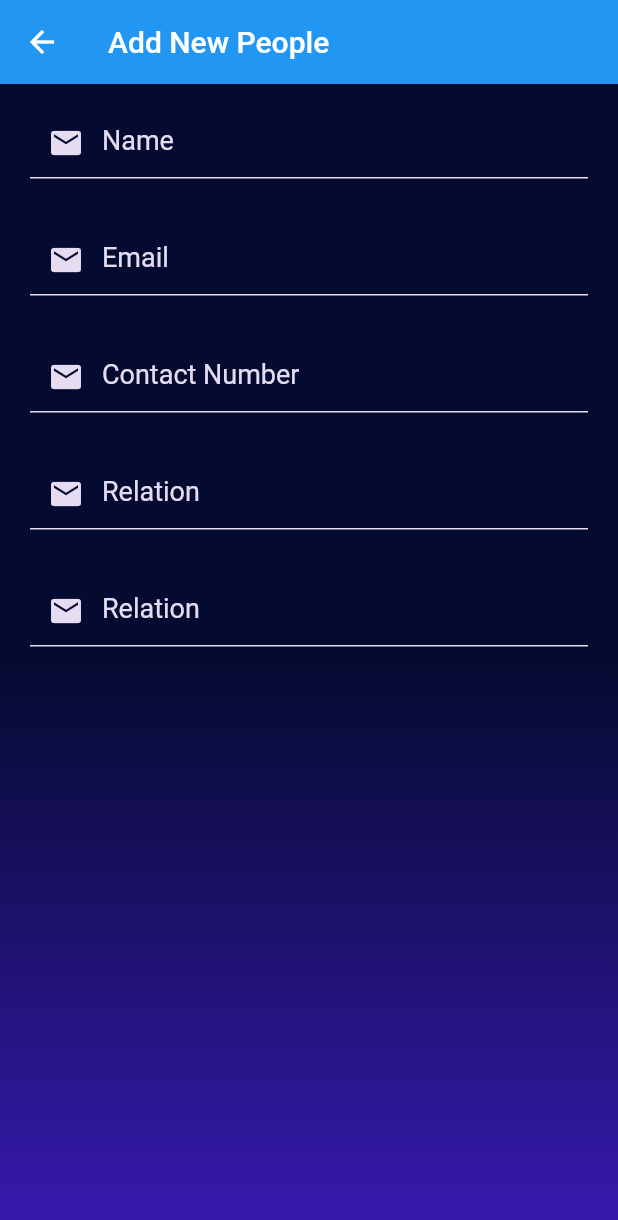
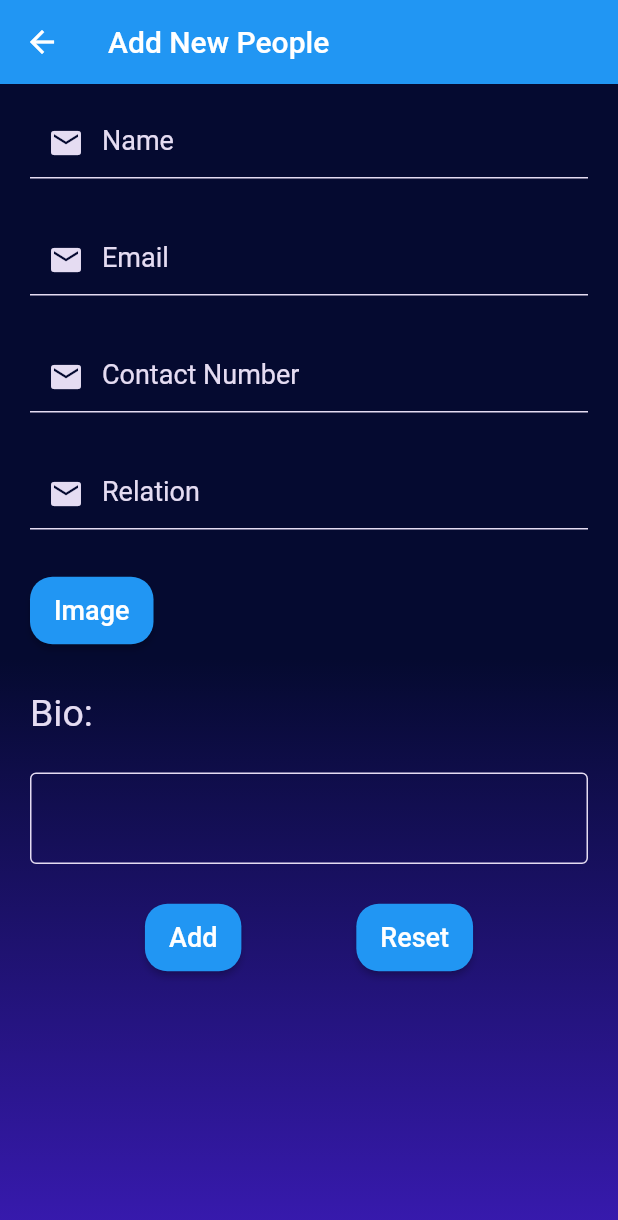
Before and after one commit to Sujan10joshi/My-People-Flutter-App, a Flutter app: the AddNewPeople screen opened directly, on a phone screen of 412 x 824 dp. Shown: the top 1220 px of the screen. Run offline on Flutter 3.47's test engine with Material 2 defaults, Android fonts, the phone set to English and light mode, and no system bars; our stand-ins replace firebase_auth, firebase_core; accounts and stored records are empty.

Commit message:
fourth commit

```diff
--- a/lib/pages/add_new_people.dart
+++ b/lib/pages/add_new_people.dart
@@ -1,7 +1,5 @@
-import 'dart:html';
-
 import 'package:flutter/material.dart';
-import 'package:image_picker/image_picker.dart';
+// import 'package:image_picker/image_picker.dart';
 
 class AddNewPeople extends StatefulWidget {
   const AddNewPeople({Key? key}) : super(key: key);
@@ -49,8 +47,10 @@ class _AddNewPeopleState extends State<AddNewPeople> {
                 _newEmailField(),
                 _newContactNumberField(),
                 _relationField(),
-                _nextField(),
-                // _imageFromGallery(),
+                _pickImageButton(),
+                _bioText(),
+                _bioTextField(),
+                _addButton(),
               ],
             ),
           ),
@@ -175,9 +175,51 @@ class _AddNewPeopleState extends State<AddNewPeople> {
     );
   }
 
-  _nextField() {
+  _pickImageButton() {
     return Padding(
       padding: const EdgeInsets.symmetric(horizontal: 20.0, vertical: 15.0),
+      child: Row(
+        children: [
+          ElevatedButton(
+            child: const Text(
+              'Image',
+              style: TextStyle(
+                fontSize: 18.0,
+              ),
+            ),
+            style: ElevatedButton.styleFrom(
+              minimumSize: const Size(0.0, 45.0),
+              shape: RoundedRectangleBorder(
+                borderRadius: BorderRadius.circular(15.0),
+              ),
+            ),
+            onPressed: () {},
+          ),
+        ],
+      ),
+    );
+  }
+
+  _bioText() {
+    return Padding(
+      padding: const EdgeInsets.symmetric(horizontal: 20.0, vertical: 15.0),
+      child: Row(
+        children: const [
+          Text(
+            'Bio:',
+            style: TextStyle(
+              fontSize: 25.0,
+              color: Color(0xffe5dcf2),
+            ),
+          ),
+        ],
+      ),
+    );
+  }
+
+  _bioTextField() {
+    return Padding(
+      padding: const EdgeInsets.symmetric(horizontal: 20.0, vertical: 10.0),
       child: Column(
         children: [
           TextFormField(
@@ -187,17 +229,51 @@ class _AddNewPeopleState extends State<AddNewPeople> {
             ),
             keyboardType: TextInputType.text,
             decoration: const InputDecoration(
-                enabledBorder: UnderlineInputBorder(
-                  borderSide: BorderSide(color: Color(0xffe5dcf2)),
-                ),
-                hintText: "Relation",
-                hintStyle: TextStyle(
-                  color: Color(0xffe5dcf2),
-                ),
-                prefixIcon: Icon(
-                  Icons.mail,
-                  color: Color(0xffe5dcf2),
-                )),
+              enabledBorder: OutlineInputBorder(
+                borderSide: BorderSide(color: Color(0xffe5dcf2)),
+              ),
+            ),
+          ),
+        ],
+      ),
+    );
+  }
+
+  _addButton() {
+    return Padding(
+      padding: const EdgeInsets.symmetric(horizontal: 20.0, vertical: 15.0),
+      child: Row(
+        mainAxisAlignment: MainAxisAlignment.spaceEvenly,
+        children: [
+          ElevatedButton(
+            child: const Text(
+              'Add',
+              style: TextStyle(
+                fontSize: 18.0,
+              ),
+            ),
+            style: ElevatedButton.styleFrom(
+              minimumSize: const Size(0.0, 45.0),
+              shape: RoundedRectangleBorder(
+                borderRadius: BorderRadius.circular(15.0),
+              ),
+            ),
+            onPressed: () {},
+          ),
+          ElevatedButton(
+            child: const Text(
+              'Reset',
+              style: TextStyle(
+                fontSize: 18.0,
+              ),
+            ),
+            style: ElevatedButton.styleFrom(
+              minimumSize: const Size(0.0, 45.0),
+              shape: RoundedRectangleBorder(
+                borderRadius: BorderRadius.circular(15.0),
+              ),
+            ),
+            onPressed: () {},
           ),
         ],
       ),
```
